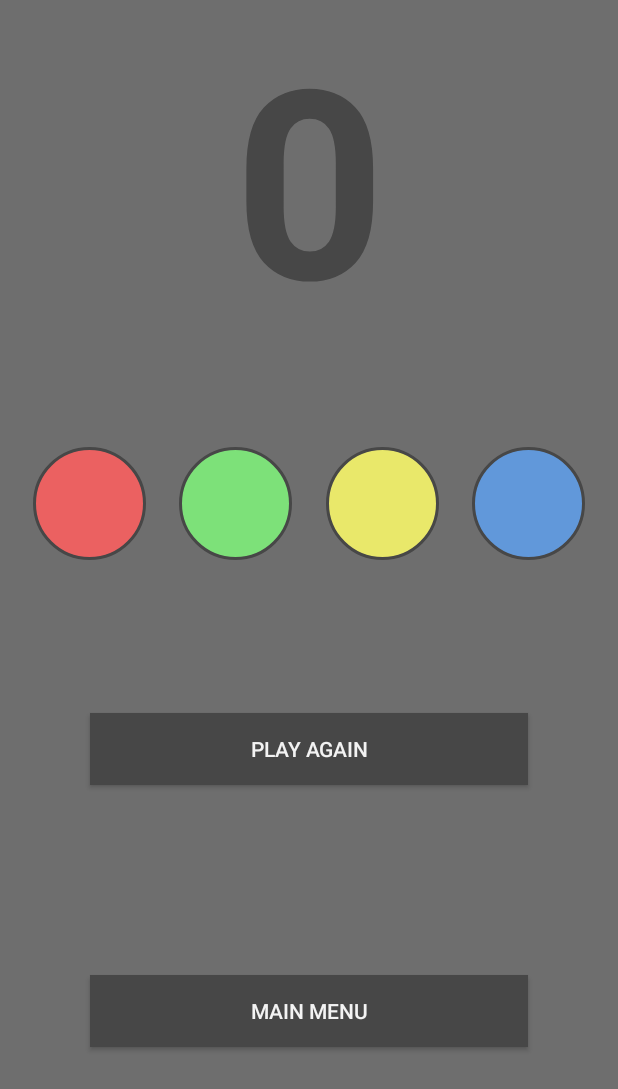
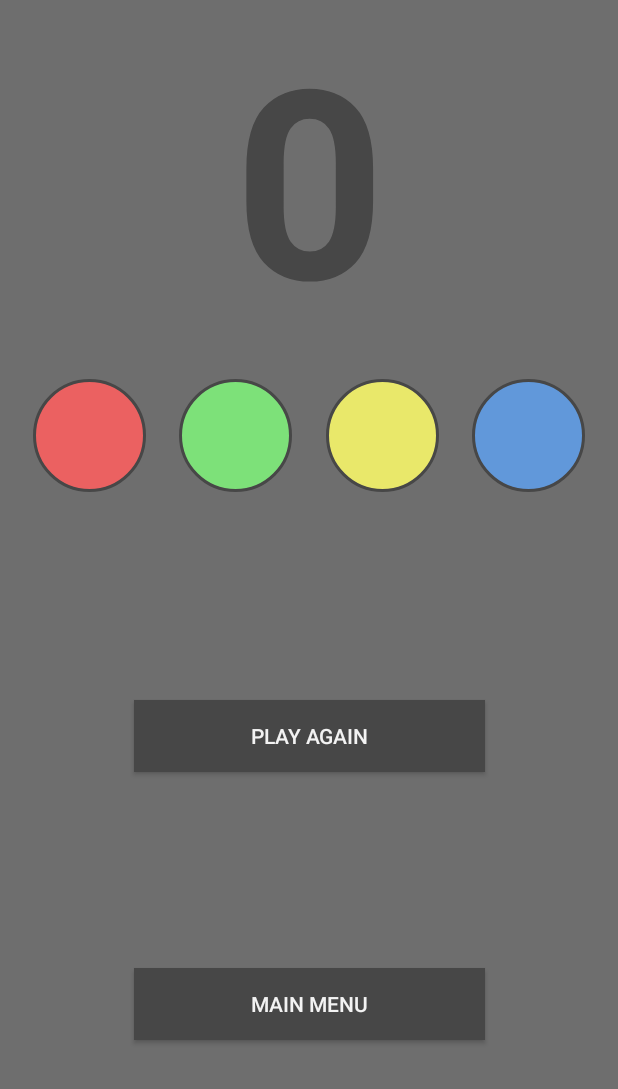
Before and after one commit to max-seeli/Comember, an Android app: the GameOverFragment screen opened through its navigation route, on a phone screen of 412 x 824 dp. Shown: the top 1089 px of the screen. Run offline under Robolectric (Android 15) with nearby library versions, the light colour scheme and no system bars.

Commit message:
Spinning Game Mode implemented GameOverFragment now also animated
Signed-off-by: Max Seeliger <maximilian.seeliger@gmail.com>

```diff
--- a/app/src/main/java/com/project/comember/ui/GameOverFragment.java
+++ b/app/src/main/java/com/project/comember/ui/GameOverFragment.java
@@ -1,19 +1,24 @@
 package com.project.comember.ui;
 
+import android.annotation.SuppressLint;
 import android.os.Bundle;
 import android.view.LayoutInflater;
+import android.view.MotionEvent;
 import android.view.View;
 import android.view.ViewGroup;
 import android.widget.Button;
 import android.widget.TextView;
 
+import androidx.annotation.IdRes;
 import androidx.annotation.NonNull;
 import androidx.annotation.Nullable;
+import androidx.constraintlayout.motion.widget.MotionLayout;
 import androidx.fragment.app.Fragment;
 import androidx.navigation.Navigation;
 
 import com.project.comember.R;
 
+@SuppressLint("ClickableViewAccessibility")
 public class GameOverFragment extends Fragment {
 
     @Override
@@ -25,15 +30,54 @@ public class GameOverFragment extends Fragment {
 
     @Override
     public void onViewCreated(@NonNull View view, @Nullable Bundle savedInstanceState) {
-        int mGameScore = GameOverFragmentArgs.fromBundle(getArguments()).getGameScore();
+        int gameScore = GameOverFragmentArgs.fromBundle(getArguments()).getGameScore();
+        int playAgainId = GameOverFragmentArgs.fromBundle(getArguments()).getPlayAgainActionId();
 
         Button playAgainButton = view.findViewById(R.id.button_play_again);
         Button mainMenuButton = view.findViewById(R.id.button_main_menu);
         TextView gameScoreTextView = view.findViewById(R.id.text_view_game_score_counter);
 
-        playAgainButton.setOnClickListener(Navigation.createNavigateOnClickListener(R.id.gameOverFragment_to_gameFragment));
-        mainMenuButton.setOnClickListener(Navigation.createNavigateOnClickListener(R.id.gameOverFragment_to_mainFragment));
+        gameScoreTextView.setText(Integer.toString(gameScore));
 
-        gameScoreTextView.setText(Integer.toString(mGameScore));
+        playAgainButton.setOnTouchListener(onTouchAfterAnimationNavigateTo(playAgainId));
+        mainMenuButton.setOnTouchListener(onTouchAfterAnimationNavigateTo(R.id.gameOverFragment_to_mainFragment));
+
+    }
+
+    private View.OnTouchListener onTouchAfterAnimationNavigateTo(@IdRes int actionId) {
+        MotionLayout motionController = (MotionLayout) getView();
+
+        return (v, event) -> {
+            switch (event.getActionMasked()) {
+                case MotionEvent.ACTION_UP:
+                    motionController.setTransitionListener(afterAnimationNavigateTo(actionId));
+                    motionController.transitionToEnd();
+            }
+            return true;
+        };
+    }
+
+    private MotionLayout.TransitionListener afterAnimationNavigateTo(@IdRes int actionId) {
+        return new MotionLayout.TransitionListener() {
+            @Override
+            public void onTransitionStarted(MotionLayout motionLayout, int i, int i1) {
+
+            }
+
+            @Override
+            public void onTransitionChange(MotionLayout motionLayout, int i, int i1, float v) {
+
+            }
+
+            @Override
+            public void onTransitionCompleted(MotionLayout motionLayout, int i) {
+                Navigation.findNavController(motionLayout).navigate(actionId);
+            }
+
+            @Override
+            public void onTransitionTrigger(MotionLayout motionLayout, int i, boolean b, float v) {
+
+            }
+        };
     }
 }
--- a/app/src/main/java/com/project/comember/ui/MainFragment.java
+++ b/app/src/main/java/com/project/comember/ui/MainFragment.java
@@ -30,9 +30,12 @@ public class MainFragment extends Fragment {
     @Override
     public void onViewCreated(@NonNull View view, @Nullable Bundle savedInstanceState) {
         Button playButton = view.findViewById(R.id.button_play);
+        Button playSpinningButton = view.findViewById(R.id.button_play_spinning);
+        Button playNoRepeat = view.findViewById(R.id.button_play_no_repeat);
         Button helpButton = view.findViewById(R.id.button_help);
 
         playButton.setOnTouchListener(onTouchAfterAnimationNavigateTo(R.id.mainFragment_to_gameFragment));
+        playSpinningButton.setOnTouchListener(onTouchAfterAnimationNavigateTo(R.id.mainFragment_to_spinningGameFragment));
     }
 
     private View.OnTouchListener onTouchAfterAnimationNavigateTo(@IdRes int actionId) {
--- a/app/src/main/res/layout/game_over_fragment.xml
+++ b/app/src/main/res/layout/game_over_fragment.xml
@@ -1,10 +1,11 @@
 <?xml version="1.0" encoding="utf-8"?>
-<androidx.constraintlayout.widget.ConstraintLayout xmlns:android="http://schemas.android.com/apk/res/android"
+<androidx.constraintlayout.motion.widget.MotionLayout xmlns:android="http://schemas.android.com/apk/res/android"
     xmlns:app="http://schemas.android.com/apk/res-auto"
     xmlns:tools="http://schemas.android.com/tools"
     android:layout_width="match_parent"
     android:layout_height="match_parent"
     android:orientation="vertical"
+    app:layoutDescription="@xml/game_over_fragment_scene"
     tools:context=".ui.GameOverFragment">
 
     <TextView
@@ -15,7 +16,6 @@
         android:gravity="center"
         android:text="0"
         app:layout_constraintEnd_toEndOf="parent"
-        app:layout_constraintHorizontal_bias="0.0"
         app:layout_constraintStart_toStartOf="parent"
         app:layout_constraintTop_toTopOf="parent" />
 
@@ -28,7 +28,29 @@
         android:background="@drawable/red_circle_shape"
         app:layout_constraintEnd_toStartOf="@+id/green_circle"
         app:layout_constraintStart_toStartOf="parent"
-        app:layout_constraintTop_toBottomOf="@+id/text_view_game_score_counter" />
+        app:layout_constraintTop_toBottomOf="@+id/guideline5" />
+
+    <View
+        android:id="@+id/green_circle"
+        android:layout_width="@dimen/main_circle_size"
+        android:layout_height="@dimen/main_circle_size"
+        android:layout_marginTop="64dp"
+        android:background="@drawable/green_circle_shape"
+        app:layout_constraintEnd_toStartOf="@+id/yellow_circle"
+        app:layout_constraintHorizontal_bias="0.5"
+        app:layout_constraintStart_toEndOf="@+id/red_circle"
+        app:layout_constraintTop_toBottomOf="@+id/guideline5" />
+
+    <View
+        android:id="@+id/yellow_circle"
+        android:layout_width="@dimen/main_circle_size"
+        android:layout_height="@dimen/main_circle_size"
+        android:layout_marginTop="64dp"
+        android:background="@drawable/yellow_circle_shape"
+        app:layout_constraintEnd_toStartOf="@+id/blue_circle"
+        app:layout_constraintHorizontal_bias="0.5"
+        app:layout_constraintStart_toEndOf="@+id/green_circle"
+        app:layout_constraintTop_toBottomOf="@+id/guideline5" />
 
     <View
         android:id="@+id/blue_circle"
@@ -39,54 +61,47 @@
         app:layout_constraintEnd_toEndOf="parent"
         app:layout_constraintHorizontal_bias="0.5"
         app:layout_constraintStart_toEndOf="@+id/yellow_circle"
-        app:layout_constraintTop_toBottomOf="@+id/text_view_game_score_counter" />
-
-    <View
-        android:id="@+id/yellow_circle"
-        android:layout_width="@dimen/main_circle_size"
-        android:layout_height="@dimen/main_circle_size"
-        android:layout_marginTop="64dp"
-        android:background="@drawable/yellow_circle_shape"
-        app:layout_constraintEnd_toStartOf="@+id/blue_circle"
-        app:layout_constraintHorizontal_bias="0.5"
-        app:layout_constraintStart_toEndOf="@+id/green_circle"
-        app:layout_constraintTop_toBottomOf="@+id/text_view_game_score_counter" />
-
-    <View
-        android:id="@+id/green_circle"
-        android:layout_width="@dimen/main_circle_size"
-        android:layout_height="@dimen/main_circle_size"
-        android:layout_marginTop="64dp"
-        android:background="@drawable/green_circle_shape"
-        app:layout_constraintEnd_toStartOf="@+id/yellow_circle"
-        app:layout_constraintHorizontal_bias="0.5"
-        app:layout_constraintStart_toEndOf="@+id/red_circle"
-        app:layout_constraintTop_toBottomOf="@+id/text_view_game_score_counter" />
+        app:layout_constraintTop_toBottomOf="@+id/guideline5" />
 
     <Button
         android:id="@id/button_play_again"
         style="@style/normal_text"
-        android:layout_width="match_parent"
-        android:layout_height="wrap_content"
-        android:layout_marginHorizontal="60dp"
+        android:layout_width="234dp"
+        android:layout_height="48dp"
+        android:layout_marginTop="32dp"
         android:layout_marginBottom="24dp"
         android:background="@color/dark_grey"
         android:text="@string/play_again"
         app:layout_constraintBottom_toTopOf="@+id/button_main_menu"
+        app:layout_constraintEnd_toEndOf="parent"
+        app:layout_constraintHorizontal_bias="0.5"
+        app:layout_constraintStart_toStartOf="parent"
         app:layout_constraintTop_toBottomOf="@+id/red_circle"
-        tools:layout_editor_absoluteX="60dp" />
+        tools:layout_conversion_absoluteHeight="48dp"
+        tools:layout_conversion_absoluteWidth="273dp" />
 
     <Button
         android:id="@id/button_main_menu"
         style="@style/normal_text"
-        android:layout_width="match_parent"
-        android:layout_height="wrap_content"
+        android:layout_width="234dp"
+        android:layout_height="48dp"
         android:layout_marginHorizontal="60dp"
         android:layout_marginBottom="24dp"
         android:background="@color/dark_grey"
         android:text="@string/main_menu"
         app:layout_constraintBottom_toBottomOf="parent"
+        app:layout_constraintEnd_toEndOf="parent"
+        app:layout_constraintHorizontal_bias="0.5"
+        app:layout_constraintStart_toStartOf="parent"
         app:layout_constraintTop_toBottomOf="@+id/button_play_again"
-        tools:layout_editor_absoluteX="60dp" />
+        tools:layout_conversion_absoluteHeight="48dp"
+        tools:layout_conversion_absoluteWidth="273dp" />
 
-</androidx.constraintlayout.widget.ConstraintLayout>
+    <androidx.constraintlayout.widget.Guideline
+        android:id="@+id/guideline5"
+        android:layout_width="wrap_content"
+        android:layout_height="wrap_content"
+        android:orientation="horizontal"
+        app:layout_constraintGuide_begin="189dp" />
+
+</androidx.constraintlayout.motion.widget.MotionLayout>
--- a/app/src/main/res/navigation/app_nav.xml
+++ b/app/src/main/res/navigation/app_nav.xml
@@ -15,8 +15,10 @@
             app:destination="@id/gameFragment"
             app:enterAnim="@anim/nav_default_enter_anim"
             app:exitAnim="@anim/nav_default_exit_anim"
-            app:popUpTo="@id/mainFragment"
-            app:popUpToInclusive="true" />
+            app:popUpToInclusive="false" />
+        <action
+            android:id="@+id/mainFragment_to_spinningGameFragment"
+            app:destination="@id/spinningGameFragment" />
     </fragment>
     <fragment
         android:id="@+id/gameFragment"
@@ -48,5 +50,23 @@
             app:destination="@id/gameFragment"
             app:popUpTo="@id/gameOverFragment"
             app:popUpToInclusive="true" />
+        <action
+            android:id="@+id/gameOverFragment_to_spinningGameFragment"
+            app:destination="@id/spinningGameFragment" />
+        <argument
+            android:name="playAgainActionId"
+            app:argType="integer"
+            android:defaultValue="0" />
+    </fragment>
+    <fragment
+        android:id="@+id/spinningGameFragment"
+        android:name="com.project.comember.ui.SpinningGameFragment"
+        android:label="fragment_spinning_game"
+        tools:layout="@layout/game_fragment" >
+        <action
+            android:id="@+id/spinningGameFragment_to_gameOverFragment"
+            app:destination="@id/gameOverFragment"
+            app:popUpTo="@id/spinningGameFragment"
+            app:popUpToInclusive="true" />
     </fragment>
 </navigation>
--- /dev/null
+++ b/app/src/main/res/xml/game_over_fragment_scene.xml
@@ -0,0 +1,84 @@
+<?xml version="1.0" encoding="utf-8"?>
+<MotionScene
+    xmlns:android="http://schemas.android.com/apk/res/android"
+    xmlns:motion="http://schemas.android.com/apk/res-auto">
+
+    <Transition
+        motion:constraintSetEnd="@+id/end"
+        motion:constraintSetStart="@id/start"
+        motion:duration="300">
+       <KeyFrameSet>
+       </KeyFrameSet>
+    </Transition>
+
+    <ConstraintSet android:id="@+id/start">
+        <Constraint
+            android:id="@+id/red_circle"
+            motion:layout_constraintEnd_toStartOf="@+id/green_circle"
+            android:layout_width="@dimen/main_circle_size"
+            android:layout_height="@dimen/main_circle_size"
+            motion:layout_constraintTop_toBottomOf="@+id/guideline5"
+            motion:layout_constraintStart_toStartOf="parent"
+            android:layout_marginTop="64dp" />
+        <Constraint
+            android:id="@+id/green_circle"
+            motion:layout_constraintEnd_toStartOf="@+id/yellow_circle"
+            motion:layout_constraintStart_toEndOf="@+id/red_circle"
+            android:layout_width="@dimen/main_circle_size"
+            android:layout_height="@dimen/main_circle_size"
+            motion:layout_constraintTop_toBottomOf="@+id/guideline5"
+            motion:layout_constraintHorizontal_bias="0.5"
+            android:layout_marginTop="64dp" />
+        <Constraint
+            android:id="@+id/yellow_circle"
+            motion:layout_constraintEnd_toStartOf="@+id/blue_circle"
+            motion:layout_constraintStart_toEndOf="@+id/green_circle"
+            android:layout_width="@dimen/main_circle_size"
+            android:layout_height="@dimen/main_circle_size"
+            motion:layout_constraintTop_toBottomOf="@+id/guideline5"
+            motion:layout_constraintHorizontal_bias="0.5"
+            android:layout_marginTop="64dp" />
+        <Constraint
+            android:id="@+id/blue_circle"
+            motion:layout_constraintEnd_toEndOf="parent"
+            motion:layout_constraintStart_toEndOf="@+id/yellow_circle"
+            android:layout_width="@dimen/main_circle_size"
+            android:layout_height="@dimen/main_circle_size"
+            motion:layout_constraintTop_toBottomOf="@+id/guideline5"
+            motion:layout_constraintHorizontal_bias="0.5"
+            android:layout_marginTop="64dp" />
+    </ConstraintSet>
+
+    <ConstraintSet android:id="@+id/end">
+        <Constraint
+            android:id="@+id/red_circle"
+            android:layout_width="@dimen/main_circle_size"
+            android:layout_height="@dimen/main_circle_size"
+            android:layout_marginTop="64dp"
+            motion:layout_constraintEnd_toStartOf="@+id/green_circle"
+            motion:layout_constraintTop_toBottomOf="@+id/guideline5" />
+        <Constraint
+            android:id="@+id/green_circle"
+            android:layout_width="@dimen/main_circle_size"
+            android:layout_height="@dimen/main_circle_size"
+            android:layout_marginTop="64dp"
+            motion:layout_constraintEnd_toStartOf="parent"
+            motion:layout_constraintTop_toBottomOf="@+id/guideline5" />
+        <Constraint
+            android:id="@+id/yellow_circle"
+            android:layout_width="@dimen/main_circle_size"
+            android:layout_height="@dimen/main_circle_size"
+            android:layout_marginTop="64dp"
+            motion:layout_constraintHorizontal_bias="0.5"
+            motion:layout_constraintStart_toEndOf="parent"
+            motion:layout_constraintTop_toBottomOf="@+id/guideline5" />
+        <Constraint
+            android:id="@+id/blue_circle"
+            android:layout_width="@dimen/main_circle_size"
+            android:layout_height="@dimen/main_circle_size"
+            android:layout_marginTop="64dp"
+            motion:layout_constraintHorizontal_bias="0.5"
+            motion:layout_constraintStart_toEndOf="@+id/yellow_circle"
+            motion:layout_constraintTop_toBottomOf="@+id/guideline5" />
+    </ConstraintSet>
+</MotionScene>
--- a/app/src/main/res/xml/main_fragment_scene.xml
+++ b/app/src/main/res/xml/main_fragment_scene.xml
@@ -7,9 +7,6 @@
         motion:constraintSetEnd="@id/end"
         motion:constraintSetStart="@id/start"
         motion:duration="300">
-        <OnClick
-            motion:clickAction="transitionToEnd"
-            motion:targetId="@id/button_play" />
     </Transition>
 
     <ConstraintSet android:id="@+id/start" />
```
Also changed, not shown: app/src/main/java/com/project/comember/misc/PreserveRotationLayer.java (added, +54 -0 lines), app/src/main/java/com/project/comember/ui/GameFragment.java (+8 -1 lines), app/src/main/java/com/project/comember/ui/SpinningGameFragment.java (added, +38 -0 lines), app/src/main/res/layout/game_fragment.xml (+52 -47 lines).
